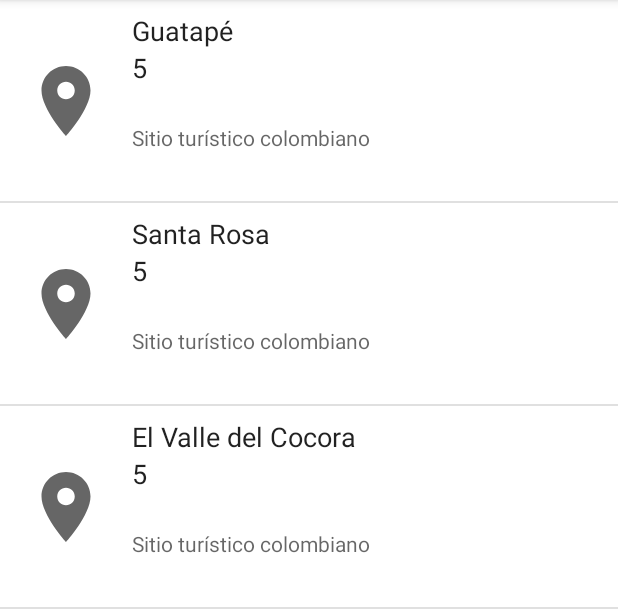
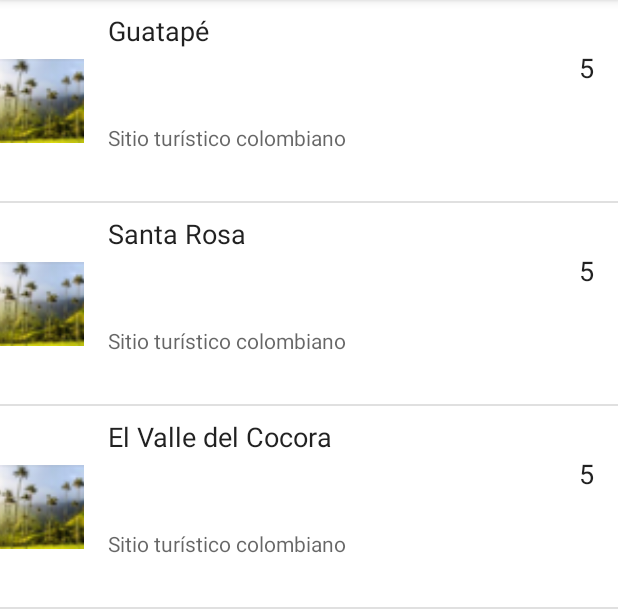
Before and after one commit to juanyepesu2/MobileUdeA, an Android app: the screen it shows after launch (PoiList), on a phone screen of 412 x 824 dp, the part 84-696 px from its top. Run offline under Robolectric (Android 15) with nearby library versions, the phone set to English and light mode, and no system bars; 1 statement that could not run was skipped.

Commit message:
Imagenes para RecyclerView

```diff
--- a/app/src/main/assets/poi.json
+++ b/app/src/main/assets/poi.json
@@ -3,18 +3,18 @@
     "poi_name": "Guatapé",
     "poi_description": "Sitio turístico colombiano",
     "poi_raiting": "5",
-    "poi_image": "kwickliffe0@orciconsectetuer.com"
+    "poi_image": "@mipmap/cocora.png"
   },
   {
     "poi_name": "Santa Rosa",
     "poi_description": "Sitio turístico colombiano",
     "poi_raiting": "5",
-    "poi_image": "kwickliffe0@orciconsectetuer.com"
+    "poi_image": "@mipmap/cocora.png"
   },
   {
     "poi_name": "El Valle del Cocora",
     "poi_description": "Sitio turístico colombiano",
     "poi_raiting": "5",
-    "poi_image": "kwickliffe0@orciconsectetuer.com"
+    "poi_image": "@mipmap/cocora.png"
   }
 ]
--- a/app/src/main/java/com/mintic/mobileudea/Poi.kt
+++ b/app/src/main/java/com/mintic/mobileudea/Poi.kt
@@ -1,6 +1,8 @@
 package com.mintic.mobileudea
 
-data class Poi (    val poi_name: String,
+data class Poi (
+                    val poi_name: String,
                     val poi_description: String,
-                    val poi_raiting: String
+                    val poi_raiting: String,
+                    val poi_image: String
 )
--- a/app/src/main/java/com/mintic/mobileudea/PoiAdapter.kt
+++ b/app/src/main/java/com/mintic/mobileudea/PoiAdapter.kt
@@ -1,7 +1,9 @@
 package com.mintic.mobileudea
+import android.media.Image
 import android.view.LayoutInflater
 import android.view.View
 import android.view.ViewGroup
+import android.widget.ImageView
 import android.widget.TextView
 import androidx.recyclerview.widget.RecyclerView
 import java.util.ArrayList
@@ -16,7 +18,8 @@ class PoiAdapter (
     }
 
     override fun onBindViewHolder(holder: ViewHolder, position: Int) {
-        val (poi_name, poi_description, poi_raiting) = mPoi[position]
+        val (poi_name, poi_description, poi_raiting, poi_image) = mPoi[position]
+        holder.poi_image.setImageResource(poi_image)
         holder.poi_nameLabel.text=poi_name
         holder.poi_descriptionLabel.text=poi_description
         holder.poi_raitingLabel.text=poi_raiting
@@ -27,6 +30,7 @@ class PoiAdapter (
     }
 
     inner class ViewHolder(itemView: View) : RecyclerView.ViewHolder(itemView) {
+        var poi_image: ImageView = itemView.findViewById(R.id.poi_image)
         var poi_nameLabel: TextView = itemView.findViewById(R.id.textview_poi_name)
         var poi_raitingLabel: TextView = itemView.findViewById(R.id.textview_poi_raiting)
         var poi_descriptionLabel: TextView = itemView.findViewById(R.id.textview_poi_description)
--- a/app/src/main/res/layout/poi_list_item.xml
+++ b/app/src/main/res/layout/poi_list_item.xml
@@ -24,18 +24,18 @@
 
 
     <ImageView
-        android:id="@+id/imageview_thumb"
+        android:id="@+id/poi_image"
         android:layout_width="@dimen/thumbnail_size"
         android:layout_height="@dimen/thumbnail_size"
+        android:layout_marginTop="8dp"
         android:layout_marginBottom="8dp"
-        android:layout_marginStart="16dp"
-        android:layout_marginTop="8dp"
         android:scaleType="centerCrop"
-        app:srcCompat="@drawable/ic_baseline_location_on_24"
         app:layout_constraintBottom_toBottomOf="parent"
         app:layout_constraintLeft_toLeftOf="parent"
         app:layout_constraintTop_toTopOf="parent"
+        app:srcCompat="@mipmap/cocora"
         tools:src="@mipmap/ic_launcher" />
+
 
     <TextView
         android:id="@+id/textview_poi_name"
@@ -48,24 +48,25 @@
         android:textAppearance="?android:attr/textAppearanceMedium"
         android:textColor="?android:attr/textColorPrimary"
         app:layout_constraintBottom_toTopOf="@+id/textview_poi_raiting"
-        app:layout_constraintLeft_toRightOf="@+id/imageview_thumb"
+        app:layout_constraintLeft_toRightOf="@+id/poi_image"
         app:layout_constraintTop_toTopOf="parent"
-        tools:text="Contact Name" />
+        tools:text="Destino" />
 
     <TextView
         android:id="@+id/textview_poi_raiting"
         android:layout_width="wrap_content"
         android:layout_height="wrap_content"
-        android:layout_marginStart="16dp"
         android:layout_marginTop="8dp"
+        android:layout_marginEnd="16dp"
         android:ellipsize="end"
         android:maxLines="1"
         android:textAppearance="?android:attr/textAppearanceMedium"
         android:textColor="?android:attr/textColorPrimary"
         app:layout_constraintBottom_toTopOf="@+id/textview_poi_description"
-        app:layout_constraintLeft_toRightOf="@+id/imageview_thumb"
+        app:layout_constraintEnd_toEndOf="parent"
+        app:layout_constraintLeft_toRightOf="@+id/poi_image"
         app:layout_constraintTop_toTopOf="parent"
-        tools:text="Contact Name" />
+        tools:text="Calificación" />
 
     <TextView
         android:id="@+id/textview_poi_description"
@@ -76,14 +77,10 @@
         android:layout_marginStart="16dp"
         android:ellipsize="end"
         android:maxLines="1"
-        tools:text="test@email.com"
+        tools:text="Descripción"
         android:textAppearance="?android:attr/textAppearanceSmall"
         android:textColor="?android:attr/textColorSecondary"
         app:layout_constraintBottom_toBottomOf="parent"
-        app:layout_constraintLeft_toRightOf="@+id/imageview_thumb"
+        app:layout_constraintLeft_toRightOf="@+id/poi_image"
         app:layout_constraintTop_toBottomOf="@+id/textview_poi_raiting" />
-
-
-
-
 </androidx.constraintlayout.widget.ConstraintLayout>
--- /dev/null
+++ b/app/src/main/res/values/ids.xml
@@ -0,0 +1,4 @@
+<?xml version="1.0" encoding="utf-8"?>
+<resources>
+    <item name="image_poi_image" type="id" />
+</resources>
```
Also changed, not shown: app/src/main/java/com/mintic/mobileudea/PoiList.kt (+2 -19 lines), app/src/main/res/mipmap-xhdpi/cocora.PNG (added), app/src/main/res/mipmap-xhdpi/santarosa.PNG (added).
